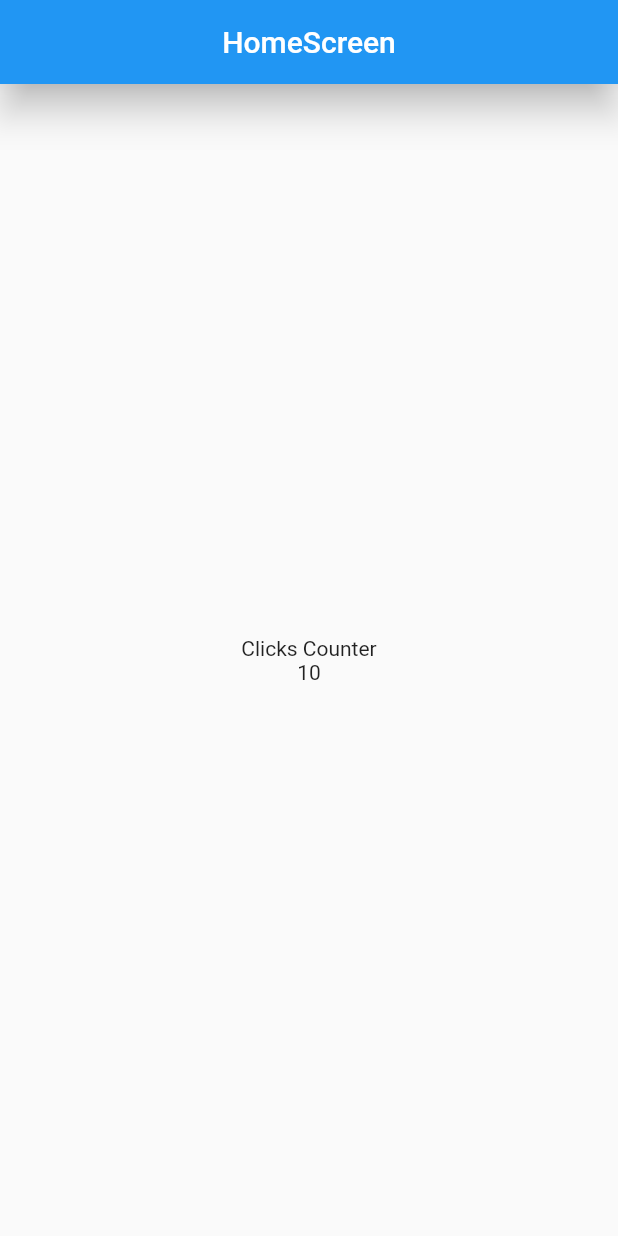
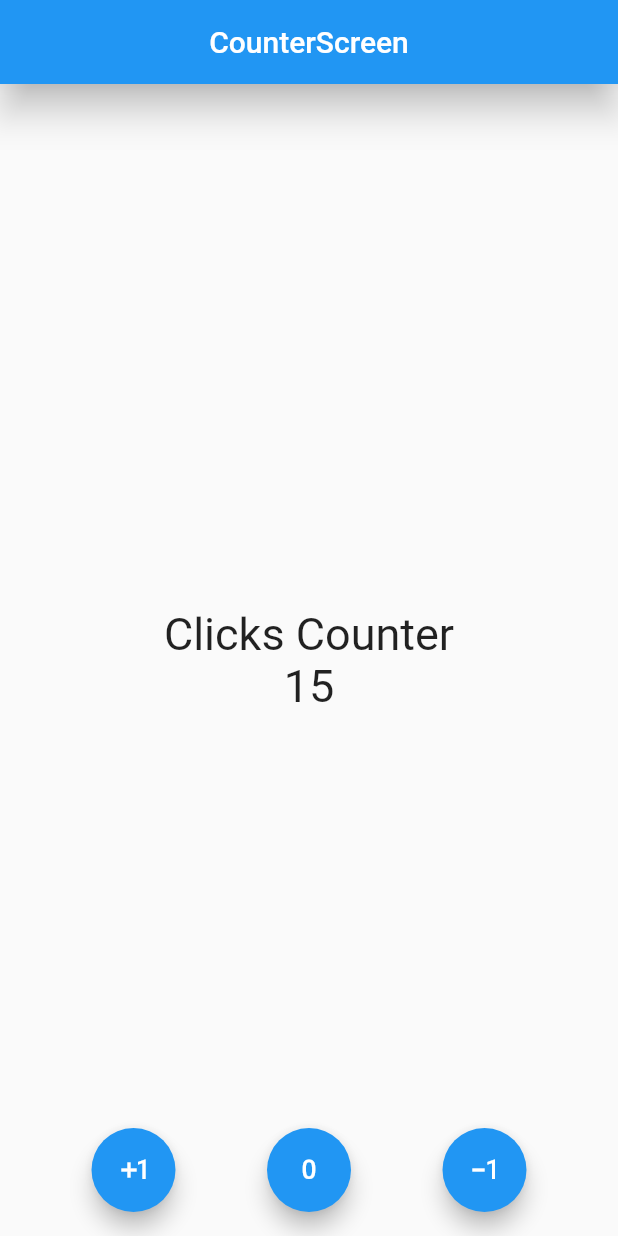
Before and after one commit to Izzaxx/Counter_App, a Flutter app: the screen it shows after launch, on a phone screen of 412 x 824 dp. Run offline on Flutter 3.47's test engine with Material 2 defaults, Android fonts, the phone set to English and light mode, and no system bars.

Commit message:
[ADD, UPDATE] Floating actions buttons of options and optimization

```diff
--- a/lib/main.dart
+++ b/lib/main.dart
@@ -1,7 +1,8 @@
 
 import 'package:flutter/material.dart';
 
-import 'package:counter_app/screens/home_screen.dart';
+import 'package:counter_app/screens/counter_screen.dart';
+// import 'package:counter_app/screens/home_screen.dart';
 
 void main() {
   runApp( const MyApp() );
@@ -15,7 +16,8 @@ class MyApp extends StatelessWidget{
   Widget build(BuildContext context) {
     return const MaterialApp(
       debugShowCheckedModeBanner: false,
-      home: HomeScreen()
+      // home: HomeScreen()
+      home: CounterScreen(),
     );
   }
 
--- /dev/null
+++ b/lib/screens/counter_screen.dart
@@ -0,0 +1,100 @@
+
+import 'package:flutter/material.dart';
+
+class CounterScreen extends StatefulWidget {
+
+  const CounterScreen({Key? key}) : super(key: key);
+
+  @override
+  State<CounterScreen> createState() => _CounterScreenState();
+}
+
+class _CounterScreenState extends State<CounterScreen> {
+
+  int counter = 15;
+
+  void increase() {
+    counter++;
+    setState(() {});
+  }
+
+  void decrease() {
+    counter--;
+    setState(() {});
+  }
+
+  void reset() {
+    counter = 0;
+    setState(() {});
+  }
+
+  @override
+  Widget build(BuildContext context) {
+
+    const fontSize30 = TextStyle( fontSize: 30 );
+
+    return Scaffold(
+      appBar: AppBar(
+        centerTitle: true,
+        title: const Text('CounterScreen'),
+        elevation: 10.0,
+      ),
+      body: Center(
+        child: Column(
+          mainAxisAlignment: MainAxisAlignment.center,
+          children: <Widget>[
+            const Text(
+              "Clicks Counter",
+              style: fontSize30
+            ),
+            Text(
+              "$counter",
+              style: fontSize30
+            )
+          ],
+        ),
+      ),
+      floatingActionButtonLocation: FloatingActionButtonLocation.centerFloat,
+      floatingActionButton: CustomFloatingActions(
+        increaseFn: increase,
+        decreaseFn: decrease,
+        resetFn: reset,
+      ),
+    );
+  }
+}
+
+class CustomFloatingActions extends StatelessWidget {
+
+  final Function increaseFn;
+  final Function decreaseFn;
+  final Function resetFn;
+
+  const CustomFloatingActions({
+    Key? key,
+    required this.increaseFn,
+    required this.decreaseFn,
+    required this.resetFn
+  }) : super(key: key);
+
+  @override
+  Widget build(BuildContext context) {
+    return Row(
+      mainAxisAlignment: MainAxisAlignment.spaceEvenly,
+      children: <Widget>[
+        FloatingActionButton(
+          child: const Icon(Icons.exposure_plus_1_outlined),
+          onPressed: () => increaseFn()
+        ),
+        FloatingActionButton(
+          child: const Icon(Icons.exposure_zero_outlined),
+          onPressed: () => resetFn()
+        ),
+        FloatingActionButton(
+          child: const Icon(Icons.exposure_minus_1_outlined),
+          onPressed: () => decreaseFn()
+        ),
+      ],
+    );
+  }
+}
```
Also changed, not shown: lib/screens/home_screen.dart (+22 -4 lines), pubspec.lock, 1 other file.
